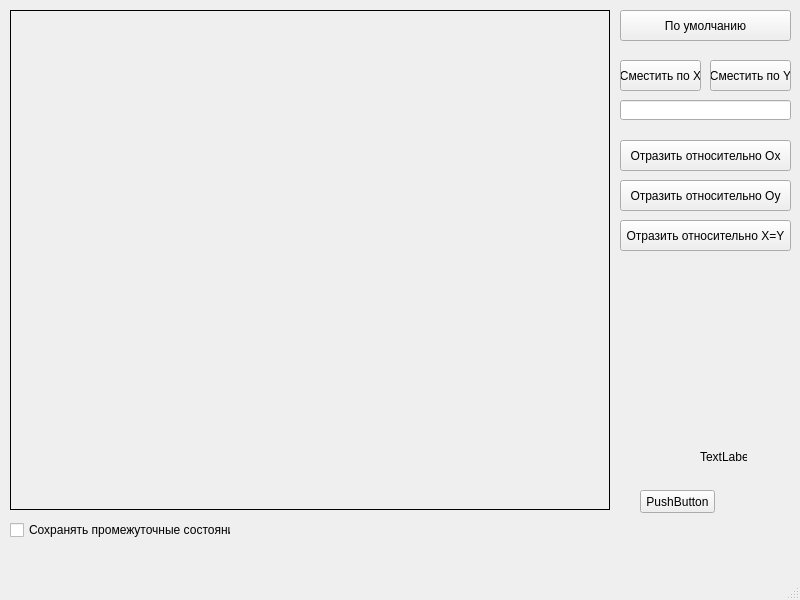
Qt form 2/ui/ui.ui (Sergkon99/computer-graphics) before a commit.
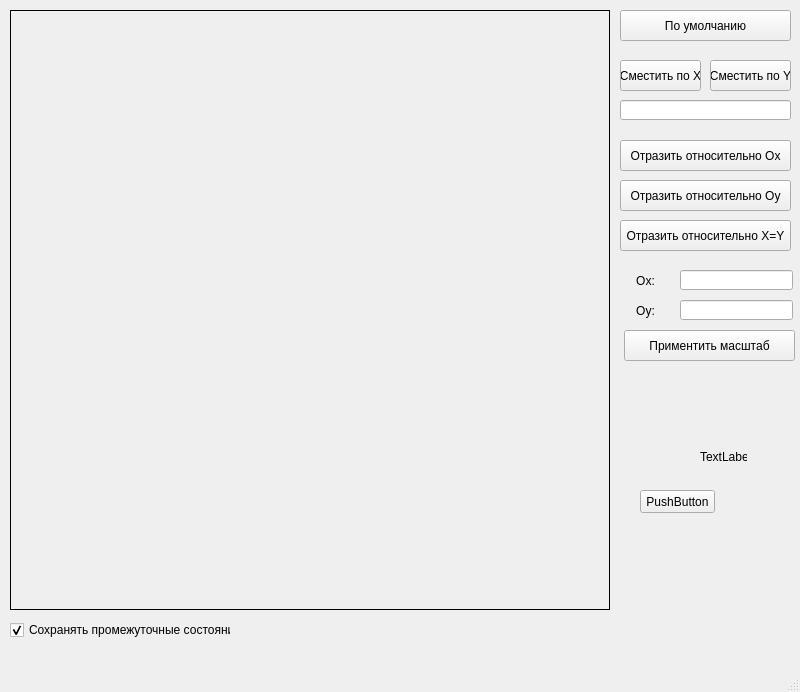
The same form after that commit.

```diff
--- a/2/ui/ui.ui
+++ b/2/ui/ui.ui
@@ -7,7 +7,7 @@
     <x>0</x>
     <y>0</y>
     <width>800</width>
-    <height>600</height>
+    <height>692</height>
    </rect>
   </property>
   <property name="windowTitle">
@@ -46,7 +46,7 @@
       <x>10</x>
       <y>10</y>
       <width>600</width>
-      <height>500</height>
+      <height>600</height>
      </rect>
     </property>
     <property name="frameShape">
@@ -148,13 +148,81 @@
     <property name="geometry">
      <rect>
       <x>10</x>
-      <y>520</y>
+      <y>620</y>
       <width>221</width>
       <height>20</height>
      </rect>
     </property>
     <property name="text">
      <string>Сохранять промежуточные состояния</string>
+    </property>
+    <property name="checked">
+     <bool>true</bool>
+    </property>
+   </widget>
+   <widget class="QLineEdit" name="le_scale_x">
+    <property name="geometry">
+     <rect>
+      <x>680</x>
+      <y>270</y>
+      <width>113</width>
+      <height>20</height>
+     </rect>
+    </property>
+   </widget>
+   <widget class="QLineEdit" name="le_scale_y">
+    <property name="geometry">
+     <rect>
+      <x>680</x>
+      <y>300</y>
+      <width>113</width>
+      <height>20</height>
+     </rect>
+    </property>
+   </widget>
+   <widget class="QPushButton" name="pb_scale">
+    <property name="geometry">
+     <rect>
+      <x>624</x>
+      <y>330</y>
+      <width>171</width>
+      <height>31</height>
+     </rect>
+    </property>
+    <property name="text">
+     <string>Приментить масштаб</string>
+    </property>
+   </widget>
+   <widget class="QLabel" name="label_2">
+    <property name="geometry">
+     <rect>
+      <x>620</x>
+      <y>270</y>
+      <width>51</width>
+      <height>21</height>
+     </rect>
+    </property>
+    <property name="text">
+     <string>Ox:</string>
+    </property>
+    <property name="alignment">
+     <set>Qt::AlignCenter</set>
+    </property>
+   </widget>
+   <widget class="QLabel" name="label_3">
+    <property name="geometry">
+     <rect>
+      <x>620</x>
+      <y>300</y>
+      <width>51</width>
+      <height>21</height>
+     </rect>
+    </property>
+    <property name="text">
+     <string>Oy:</string>
+    </property>
+    <property name="alignment">
+     <set>Qt::AlignCenter</set>
     </property>
    </widget>
   </widget>
```
